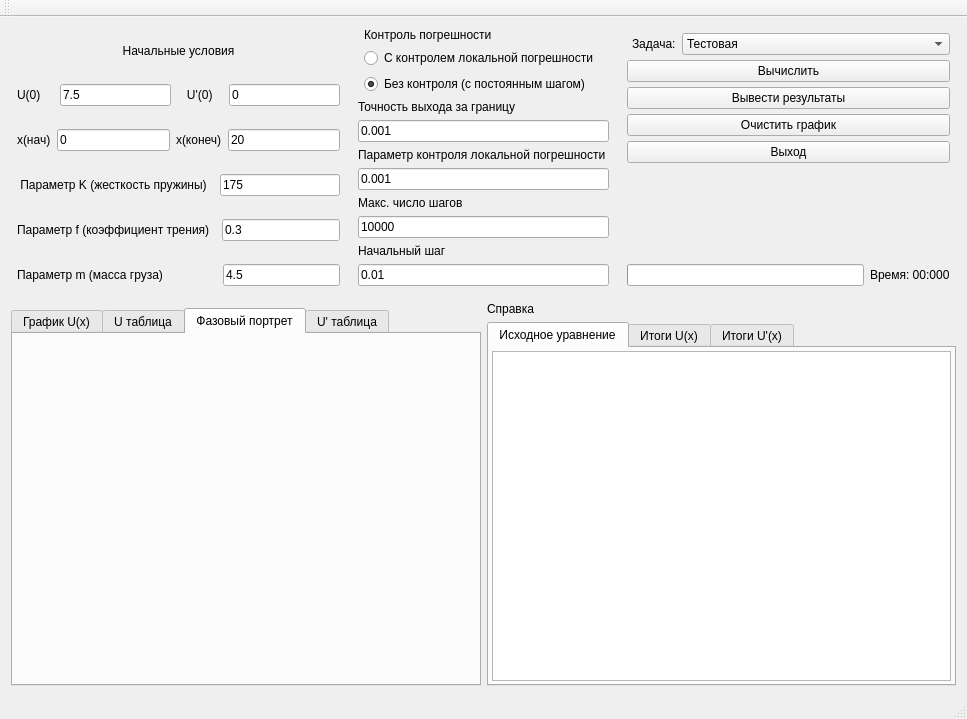
Above: mainwindow.ui from BlackAngel2108/RK4 before the change. Below: the same form after it.
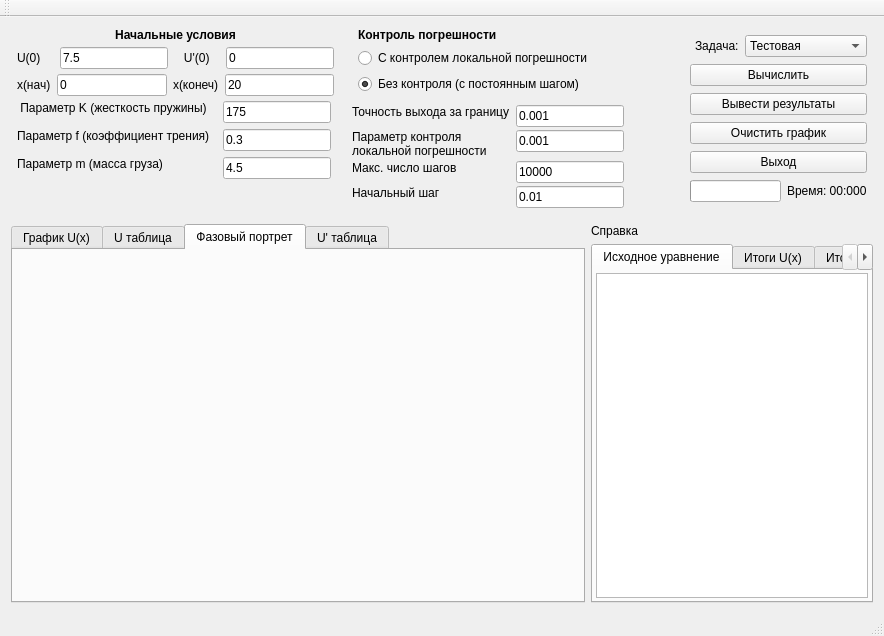
That is the form after the change. The open tabs and pages were chosen to show the change.

Patch:
```diff
--- a/mainwindow.ui
+++ b/mainwindow.ui
@@ -6,53 +6,21 @@
    <rect>
     <x>0</x>
     <y>0</y>
-    <width>967</width>
-    <height>719</height>
+    <width>884</width>
+    <height>636</height>
    </rect>
   </property>
   <property name="windowTitle">
    <string>MainWindow</string>
   </property>
   <widget class="QWidget" name="centralWidget">
-   <layout class="QGridLayout" name="gridLayout">
-    <item row="4" column="0" colspan="2">
-     <widget class="QTabWidget" name="twMain">
-      <property name="currentIndex">
-       <number>3</number>
+   <layout class="QVBoxLayout" name="verticalLayout_7">
+    <item>
+     <layout class="QHBoxLayout" name="horizontalLayout_13">
+      <property name="sizeConstraint">
+       <enum>QLayout::SetMinimumSize</enum>
       </property>
-      <widget class="QWidget" name="tabChart">
-       <attribute name="title">
-        <string>График U(x)</string>
-       </attribute>
-      </widget>
-      <widget class="QWidget" name="tabTable">
-       <attribute name="title">
-        <string>U таблица</string>
-       </attribute>
-       <layout class="QHBoxLayout" name="horizontalLayout_6">
         <item>
-         <widget class="QTableWidget" name="tableWidget"/>
-        </item>
-       </layout>
-      </widget>
-      <widget class="QWidget" name="tab_chart2">
-       <attribute name="title">
-        <string>Фазовый портрет</string>
-       </attribute>
-      </widget>
-      <widget class="QWidget" name="tab_11">
-       <attribute name="title">
-        <string>U' таблица</string>
-       </attribute>
-       <layout class="QHBoxLayout" name="horizontalLayout_8">
-        <item>
-         <widget class="QTableWidget" name="tableWidget_2"/>
-        </item>
-       </layout>
-      </widget>
-     </widget>
-    </item>
-    <item row="0" column="0" rowspan="2">
      <layout class="QVBoxLayout" name="verticalLayout_5">
       <property name="spacing">
        <number>0</number>
@@ -68,6 +36,18 @@
       </property>
       <item>
        <widget class="QLabel" name="label_2">
+          <property name="sizePolicy">
+           <sizepolicy hsizetype="Preferred" vsizetype="Fixed">
+            <horstretch>0</horstretch>
+            <verstretch>0</verstretch>
+           </sizepolicy>
+          </property>
+          <property name="font">
+           <font>
+            <weight>75</weight>
+            <bold>true</bold>
+           </font>
+          </property>
         <property name="text">
          <string>Начальные условия</string>
         </property>
@@ -79,10 +59,16 @@
       <item>
        <layout class="QHBoxLayout" name="horizontalLayout">
         <property name="topMargin">
-         <number>10</number>
+           <number>5</number>
         </property>
         <item>
          <widget class="QLabel" name="label_10">
+            <property name="sizePolicy">
+             <sizepolicy hsizetype="Preferred" vsizetype="Fixed">
+              <horstretch>0</horstretch>
+              <verstretch>0</verstretch>
+             </sizepolicy>
+            </property>
           <property name="text">
            <string>U(0)    </string>
           </property>
@@ -90,6 +76,12 @@
         </item>
         <item>
          <widget class="QLineEdit" name="lineEdit_7">
+            <property name="sizePolicy">
+             <sizepolicy hsizetype="Expanding" vsizetype="Fixed">
+              <horstretch>0</horstretch>
+              <verstretch>0</verstretch>
+             </sizepolicy>
+            </property>
           <property name="text">
            <string>7.5</string>
           </property>
@@ -97,6 +89,12 @@
         </item>
         <item>
          <widget class="QLabel" name="label_11">
+            <property name="sizePolicy">
+             <sizepolicy hsizetype="Preferred" vsizetype="Fixed">
+              <horstretch>0</horstretch>
+              <verstretch>0</verstretch>
+             </sizepolicy>
+            </property>
           <property name="text">
            <string>   U'(0)   </string>
           </property>
@@ -104,6 +102,12 @@
         </item>
         <item>
          <widget class="QLineEdit" name="lineEdit_6">
+            <property name="sizePolicy">
+             <sizepolicy hsizetype="Expanding" vsizetype="Fixed">
+              <horstretch>0</horstretch>
+              <verstretch>0</verstretch>
+             </sizepolicy>
+            </property>
           <property name="text">
            <string>0</string>
           </property>
@@ -114,10 +118,16 @@
       <item>
        <layout class="QHBoxLayout" name="horizontalLayout_2">
         <property name="topMargin">
-         <number>23</number>
+           <number>5</number>
         </property>
         <item>
          <widget class="QLabel" name="label_12">
+            <property name="sizePolicy">
+             <sizepolicy hsizetype="Preferred" vsizetype="Fixed">
+              <horstretch>0</horstretch>
+              <verstretch>0</verstretch>
+             </sizepolicy>
+            </property>
           <property name="text">
            <string>x(нач)</string>
           </property>
@@ -125,6 +135,12 @@
         </item>
         <item>
          <widget class="QLineEdit" name="lineEdit_8">
+            <property name="sizePolicy">
+             <sizepolicy hsizetype="Expanding" vsizetype="Fixed">
+              <horstretch>0</horstretch>
+              <verstretch>0</verstretch>
+             </sizepolicy>
+            </property>
           <property name="text">
            <string>0</string>
           </property>
@@ -132,13 +148,25 @@
         </item>
         <item>
          <widget class="QLabel" name="label_13">
+            <property name="sizePolicy">
+             <sizepolicy hsizetype="Preferred" vsizetype="Fixed">
+              <horstretch>0</horstretch>
+              <verstretch>0</verstretch>
+             </sizepolicy>
+            </property>
           <property name="text">
            <string>x(конеч)</string>
           </property>
          </widget>
         </item>
         <item>
-         <widget class="QLineEdit" name="lineEdit_9">
+           <widget class="QLineEdit" name="leX_end">
+            <property name="sizePolicy">
+             <sizepolicy hsizetype="Expanding" vsizetype="Fixed">
+              <horstretch>0</horstretch>
+              <verstretch>0</verstretch>
+             </sizepolicy>
+            </property>
           <property name="text">
            <string>20</string>
           </property>
@@ -147,61 +175,89 @@
        </layout>
       </item>
       <item>
-       <layout class="QHBoxLayout" name="horizontalLayout_3">
+         <layout class="QFormLayout" name="formLayout_2">
+          <property name="sizeConstraint">
+           <enum>QLayout::SetNoConstraint</enum>
+          </property>
+          <property name="fieldGrowthPolicy">
+           <enum>QFormLayout::FieldsStayAtSizeHint</enum>
+          </property>
         <property name="topMargin">
-         <number>23</number>
-        </property>
-        <item>
+           <number>5</number>
+          </property>
+          <item row="0" column="0">
          <widget class="QLabel" name="label_14">
+            <property name="sizePolicy">
+             <sizepolicy hsizetype="Preferred" vsizetype="Fixed">
+              <horstretch>0</horstretch>
+              <verstretch>0</verstretch>
+             </sizepolicy>
+            </property>
           <property name="text">
            <string> Параметр K (жесткость пружины)  </string>
           </property>
          </widget>
         </item>
-        <item>
+          <item row="0" column="1">
          <widget class="QLineEdit" name="lineEdit_10">
+            <property name="sizePolicy">
+             <sizepolicy hsizetype="Expanding" vsizetype="Fixed">
+              <horstretch>0</horstretch>
+              <verstretch>0</verstretch>
+             </sizepolicy>
+            </property>
           <property name="text">
            <string>175</string>
           </property>
          </widget>
         </item>
-       </layout>
-      </item>
-      <item>
-       <layout class="QHBoxLayout" name="horizontalLayout_4">
-        <property name="topMargin">
-         <number>23</number>
-        </property>
-        <item>
+          <item row="1" column="0">
          <widget class="QLabel" name="label_15">
+            <property name="sizePolicy">
+             <sizepolicy hsizetype="Preferred" vsizetype="Fixed">
+              <horstretch>0</horstretch>
+              <verstretch>0</verstretch>
+             </sizepolicy>
+            </property>
           <property name="text">
            <string>Параметр f (коэффициент трения)  </string>
           </property>
          </widget>
         </item>
-        <item>
+          <item row="1" column="1">
          <widget class="QLineEdit" name="lineEdit_11">
+            <property name="sizePolicy">
+             <sizepolicy hsizetype="Expanding" vsizetype="Fixed">
+              <horstretch>0</horstretch>
+              <verstretch>0</verstretch>
+             </sizepolicy>
+            </property>
           <property name="text">
            <string>0.3</string>
           </property>
          </widget>
         </item>
-       </layout>
-      </item>
-      <item>
-       <layout class="QHBoxLayout" name="horizontalLayout_5">
-        <property name="topMargin">
-         <number>23</number>
-        </property>
-        <item>
+          <item row="2" column="0">
          <widget class="QLabel" name="label_16">
+            <property name="sizePolicy">
+             <sizepolicy hsizetype="Preferred" vsizetype="Fixed">
+              <horstretch>0</horstretch>
+              <verstretch>0</verstretch>
+             </sizepolicy>
+            </property>
           <property name="text">
            <string>Параметр m (масса груза)                </string>
           </property>
          </widget>
         </item>
-        <item>
+          <item row="2" column="1">
          <widget class="QLineEdit" name="lineEdit_12">
+            <property name="sizePolicy">
+             <sizepolicy hsizetype="Expanding" vsizetype="Fixed">
+              <horstretch>0</horstretch>
+              <verstretch>0</verstretch>
+             </sizepolicy>
+            </property>
           <property name="text">
            <string>4.5</string>
           </property>
@@ -211,7 +267,7 @@
       </item>
      </layout>
     </item>
-    <item row="0" column="1" rowspan="2" colspan="2">
+      <item>
      <layout class="QVBoxLayout" name="verticalLayout_2">
       <property name="leftMargin">
        <number>6</number>
@@ -224,6 +280,9 @@
       </property>
       <item>
        <layout class="QVBoxLayout" name="verticalLayout_4">
+          <property name="sizeConstraint">
+           <enum>QLayout::SetFixedSize</enum>
+          </property>
         <property name="leftMargin">
          <number>6</number>
         </property>
@@ -232,6 +291,18 @@
         </property>
         <item>
          <widget class="QLabel" name="label_9">
+            <property name="sizePolicy">
+             <sizepolicy hsizetype="Preferred" vsizetype="Fixed">
+              <horstretch>0</horstretch>
+              <verstretch>0</verstretch>
+             </sizepolicy>
+            </property>
+            <property name="font">
+             <font>
+              <weight>75</weight>
+              <bold>true</bold>
+             </font>
+            </property>
           <property name="text">
            <string>Контроль погрешности</string>
           </property>
@@ -239,6 +310,12 @@
         </item>
         <item>
          <widget class="QRadioButton" name="radioButton_2">
+            <property name="sizePolicy">
+             <sizepolicy hsizetype="Minimum" vsizetype="Fixed">
+              <horstretch>0</horstretch>
+              <verstretch>0</verstretch>
+             </sizepolicy>
+            </property>
           <property name="text">
            <string>С контролем локальной погрешности</string>
           </property>
@@ -266,56 +343,124 @@
        </layout>
       </item>
       <item>
+         <layout class="QFormLayout" name="formLayout">
+          <property name="sizeConstraint">
+           <enum>QLayout::SetFixedSize</enum>
+          </property>
+          <property name="fieldGrowthPolicy">
+           <enum>QFormLayout::FieldsStayAtSizeHint</enum>
+          </property>
+          <property name="rowWrapPolicy">
+           <enum>QFormLayout::DontWrapRows</enum>
+          </property>
+          <property name="verticalSpacing">
+           <number>3</number>
+          </property>
+          <property name="topMargin">
+           <number>5</number>
+          </property>
+          <item row="0" column="0">
        <widget class="QLabel" name="label_3">
+            <property name="sizePolicy">
+             <sizepolicy hsizetype="Preferred" vsizetype="Fixed">
+              <horstretch>0</horstretch>
+              <verstretch>0</verstretch>
+             </sizepolicy>
+            </property>
         <property name="text">
          <string>Точность выхода за границу</string>
         </property>
        </widget>
       </item>
-      <item>
+          <item row="0" column="1">
        <widget class="QLineEdit" name="lineEdit">
+            <property name="sizePolicy">
+             <sizepolicy hsizetype="MinimumExpanding" vsizetype="Fixed">
+              <horstretch>0</horstretch>
+              <verstretch>0</verstretch>
+             </sizepolicy>
+            </property>
         <property name="text">
          <string>0.001</string>
         </property>
        </widget>
       </item>
-      <item>
+          <item row="1" column="0">
        <widget class="QLabel" name="label_4">
+            <property name="sizePolicy">
+             <sizepolicy hsizetype="Preferred" vsizetype="Fixed">
+              <horstretch>0</horstretch>
+              <verstretch>0</verstretch>
+             </sizepolicy>
+            </property>
         <property name="text">
          <string>Параметр контроля локальной погрешности </string>
         </property>
-       </widget>
-      </item>
-      <item>
+            <property name="wordWrap">
+             <bool>true</bool>
+            </property>
+           </widget>
+          </item>
+          <item row="1" column="1">
        <widget class="QLineEdit" name="lineEdit_2">
+            <property name="sizePolicy">
+             <sizepolicy hsizetype="MinimumExpanding" vsizetype="Fixed">
+              <horstretch>0</horstretch>
+              <verstretch>0</verstretch>
+             </sizepolicy>
+            </property>
         <property name="text">
          <string>0.001</string>
         </property>
        </widget>
       </item>
-      <item>
+          <item row="2" column="0">
        <widget class="QLabel" name="label_5">
+            <property name="sizePolicy">
+             <sizepolicy hsizetype="Preferred" vsizetype="Fixed">
+              <horstretch>0</horstretch>
+              <verstretch>0</verstretch>
+             </sizepolicy>
+            </property>
         <property name="text">
          <string>Макс. число шагов</string>
         </property>
        </widget>
       </item>
-      <item>
+          <item row="2" column="1">
        <widget class="QLineEdit" name="lineEdit_3">
+            <property name="sizePolicy">
+             <sizepolicy hsizetype="MinimumExpanding" vsizetype="Fixed">
+              <horstretch>0</horstretch>
+              <verstretch>0</verstretch>
+             </sizepolicy>
+            </property>
         <property name="text">
          <string>10000</string>
         </property>
        </widget>
       </item>
-      <item>
+          <item row="3" column="0">
        <widget class="QLabel" name="label_6">
+            <property name="sizePolicy">
+             <sizepolicy hsizetype="Preferred" vsizetype="Fixed">
+              <horstretch>0</horstretch>
+              <verstretch>0</verstretch>
+             </sizepolicy>
+            </property>
         <property name="text">
          <string>Начальный шаг</string>
         </property>
        </widget>
       </item>
-      <item>
+          <item row="3" column="1">
        <widget class="QLineEdit" name="lineEdit_4">
+            <property name="sizePolicy">
+             <sizepolicy hsizetype="MinimumExpanding" vsizetype="Fixed">
+              <horstretch>0</horstretch>
+              <verstretch>0</verstretch>
+             </sizepolicy>
+            </property>
         <property name="text">
          <string>0.01</string>
         </property>
@@ -323,8 +468,23 @@
       </item>
      </layout>
     </item>
-    <item row="0" column="3" rowspan="2">
-     <layout class="QVBoxLayout" name="verticalLayout" stretch="0,0,0,0,0,0,0">
+       </layout>
+      </item>
+      <item>
+       <spacer name="horizontalSpacer">
+        <property name="orientation">
+         <enum>Qt::Horizontal</enum>
+        </property>
+        <property name="sizeHint" stdset="0">
+         <size>
+          <width>40</width>
+          <height>20</height>
+         </size>
+        </property>
+       </spacer>
+      </item>
+      <item>
+       <layout class="QVBoxLayout" name="verticalLayout" stretch="0,0,0,0,0,0">
       <property name="spacing">
        <number>5</number>
       </property>
@@ -345,11 +505,17 @@
         <item>
          <widget class="QLabel" name="label">
           <property name="sizePolicy">
-           <sizepolicy hsizetype="Minimum" vsizetype="Preferred">
+             <sizepolicy hsizetype="Fixed" vsizetype="Fixed">
             <horstretch>0</horstretch>
             <verstretch>0</verstretch>
            </sizepolicy>
           </property>
+            <property name="font">
+             <font>
+              <weight>50</weight>
+              <bold>false</bold>
+             </font>
+            </property>
           <property name="toolTip">
            <string>&lt;html&gt;&lt;head/&gt;&lt;body&gt;&lt;p&gt;Задача&lt;/p&gt;&lt;/body&gt;&lt;/html&gt;</string>
           </property>
@@ -367,7 +533,7 @@
            <bool>true</bool>
           </property>
           <property name="sizePolicy">
-           <sizepolicy hsizetype="Expanding" vsizetype="Fixed">
+             <sizepolicy hsizetype="MinimumExpanding" vsizetype="Fixed">
             <horstretch>0</horstretch>
             <verstretch>0</verstretch>
            </sizepolicy>
@@ -391,6 +557,12 @@
       </item>
       <item>
        <widget class="QPushButton" name="pbCalculate">
+          <property name="sizePolicy">
+           <sizepolicy hsizetype="MinimumExpanding" vsizetype="Fixed">
+            <horstretch>0</horstretch>
+            <verstretch>0</verstretch>
+           </sizepolicy>
+          </property>
         <property name="text">
          <string>Вычислить</string>
         </property>
@@ -398,6 +570,12 @@
       </item>
       <item>
        <widget class="QPushButton" name="pbResults">
+          <property name="sizePolicy">
+           <sizepolicy hsizetype="MinimumExpanding" vsizetype="Fixed">
+            <horstretch>0</horstretch>
+            <verstretch>0</verstretch>
+           </sizepolicy>
+          </property>
         <property name="text">
          <string>Вывести результаты</string>
         </property>
@@ -405,6 +583,12 @@
       </item>
       <item>
        <widget class="QPushButton" name="pbClearCharts">
+          <property name="sizePolicy">
+           <sizepolicy hsizetype="MinimumExpanding" vsizetype="Fixed">
+            <horstretch>0</horstretch>
+            <verstretch>0</verstretch>
+           </sizepolicy>
+          </property>
         <property name="text">
          <string>Очистить график</string>
         </property>
@@ -412,24 +596,17 @@
       </item>
       <item>
        <widget class="QPushButton" name="pbQuit">
+          <property name="sizePolicy">
+           <sizepolicy hsizetype="MinimumExpanding" vsizetype="Fixed">
+            <horstretch>0</horstretch>
+            <verstretch>0</verstretch>
+           </sizepolicy>
+          </property>
         <property name="text">
          <string>Выход</string>
         </property>
        </widget>
       </item>
-      <item>
-       <spacer name="verticalSpacer">
-        <property name="orientation">
-         <enum>Qt::Vertical</enum>
-        </property>
-        <property name="sizeHint" stdset="0">
-         <size>
-          <width>20</width>
-          <height>40</height>
-         </size>
-        </property>
-       </spacer>
-      </item>
       <item>
        <layout class="QVBoxLayout" name="verticalLayout_6">
         <property name="spacing">
@@ -442,6 +619,12 @@
          <layout class="QHBoxLayout" name="horizontalLayout_12">
           <item>
            <widget class="QProgressBar" name="progBar">
+              <property name="sizePolicy">
+               <sizepolicy hsizetype="MinimumExpanding" vsizetype="Fixed">
+                <horstretch>0</horstretch>
+                <verstretch>0</verstretch>
+               </sizepolicy>
+              </property>
             <property name="maximum">
              <number>50</number>
             </property>
@@ -455,6 +638,12 @@
           </item>
           <item>
            <widget class="QLabel" name="lbElapsedTSecs">
+              <property name="sizePolicy">
+               <sizepolicy hsizetype="Fixed" vsizetype="Fixed">
+                <horstretch>0</horstretch>
+                <verstretch>0</verstretch>
+               </sizepolicy>
+              </property>
             <property name="text">
              <string>Время: 00:000</string>
             </property>
@@ -466,7 +655,57 @@
       </item>
      </layout>
     </item>
-    <item row="3" column="2" rowspan="2" colspan="2">
+     </layout>
+    </item>
+    <item>
+     <layout class="QHBoxLayout" name="horizontalLayout_14">
+      <property name="sizeConstraint">
+       <enum>QLayout::SetMaximumSize</enum>
+      </property>
+      <item>
+       <widget class="QTabWidget" name="twMain">
+        <property name="sizePolicy">
+         <sizepolicy hsizetype="Expanding" vsizetype="Expanding">
+          <horstretch>0</horstretch>
+          <verstretch>200</verstretch>
+         </sizepolicy>
+        </property>
+        <property name="currentIndex">
+         <number>2</number>
+        </property>
+        <widget class="QWidget" name="tabChart">
+         <attribute name="title">
+          <string>График U(x)</string>
+         </attribute>
+        </widget>
+        <widget class="QWidget" name="tabTable">
+         <attribute name="title">
+          <string>U таблица</string>
+         </attribute>
+         <layout class="QHBoxLayout" name="horizontalLayout_6">
+          <item>
+           <widget class="QTableWidget" name="tableWidget"/>
+          </item>
+         </layout>
+        </widget>
+        <widget class="QWidget" name="tab_chart2">
+         <attribute name="title">
+          <string>Фазовый портрет</string>
+         </attribute>
+        </widget>
+        <widget class="QWidget" name="tab_11">
+         <attribute name="title">
+          <string>U' таблица</string>
+         </attribute>
+         <layout class="QHBoxLayout" name="horizontalLayout_8">
+          <item>
+           <widget class="QTableWidget" name="tableWidget_2"/>
+          </item>
+         </layout>
+        </widget>
+       </widget>
+      </item>
+      <item>
      <layout class="QVBoxLayout" name="verticalLayout_3">
       <item>
        <widget class="QLabel" name="label_7">
@@ -477,6 +716,24 @@
       </item>
       <item>
        <widget class="QTabWidget" name="twInfo">
+          <property name="sizePolicy">
+           <sizepolicy hsizetype="Preferred" vsizetype="Expanding">
+            <horstretch>0</horstretch>
+            <verstretch>200</verstretch>
+           </sizepolicy>
+          </property>
+          <property name="minimumSize">
+           <size>
+            <width>200</width>
+            <height>0</height>
+           </size>
+          </property>
+          <property name="maximumSize">
+           <size>
+            <width>300</width>
+            <height>16777215</height>
+           </size>
+          </property>
         <property name="toolTip">
          <string>&lt;html&gt;&lt;head/&gt;&lt;body&gt;&lt;p&gt;U0=1&lt;/p&gt;&lt;/body&gt;&lt;/html&gt;</string>
         </property>
@@ -504,7 +761,14 @@
            <number>3</number>
           </property>
           <item>
-           <widget class="QTextEdit" name="teInfo"/>
+             <widget class="QTextEdit" name="teInfo">
+              <property name="sizePolicy">
+               <sizepolicy hsizetype="Preferred" vsizetype="Expanding">
+                <horstretch>0</horstretch>
+                <verstretch>0</verstretch>
+               </sizepolicy>
+              </property>
+             </widget>
           </item>
          </layout>
         </widget>
@@ -533,6 +797,8 @@
      </layout>
     </item>
    </layout>
+    </item>
+   </layout>
   </widget>
   <widget class="QMenuBar" name="menuBar">
    <property name="geometry">
```
Left out of the diff: 11 changed lines with no effect on the pictures. Lines whose indentation alone changed are shown as unchanged.
